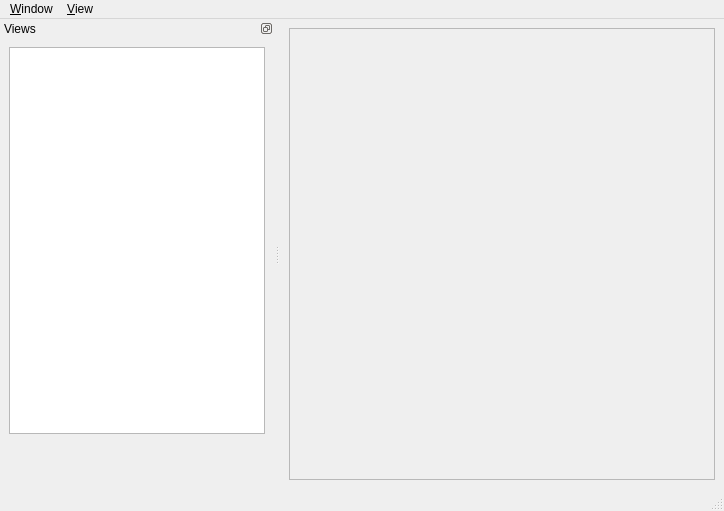
Above: subarchitectures/visualization.sa/branches/post-review-yr2-11535/src/c++/core/qtui/design/castor.ui from marc-hanheide/cogx before the change. Below: the same form after it.
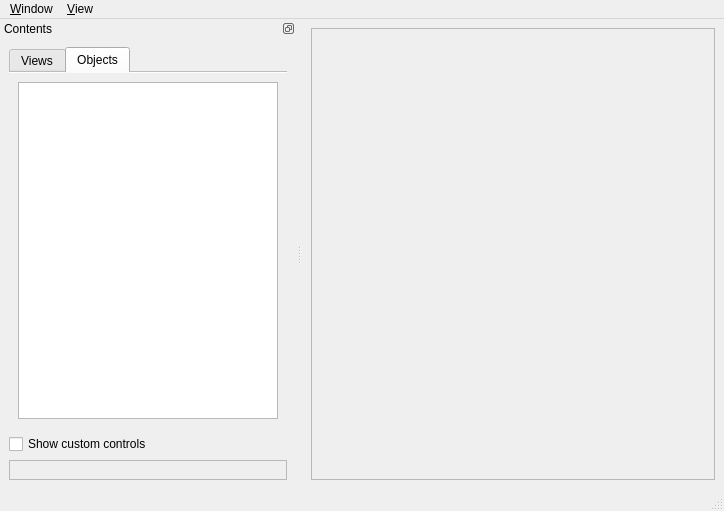
That is the form after the change. The open tabs and pages were chosen to show the change. Custom widgets are drawn as their Qt base class.

Patch:
```diff
--- a/subarchitectures/visualization.sa/branches/post-review-yr2-11535/src/c++/core/qtui/design/castor.ui
+++ b/subarchitectures/visualization.sa/branches/post-review-yr2-11535/src/c++/core/qtui/design/castor.ui
@@ -76,31 +76,116 @@
     <set>QDockWidget::DockWidgetFloatable|QDockWidget::DockWidgetMovable</set>
    </property>
    <property name="windowTitle">
-    <string>Views</string>
+    <string>Contents</string>
    </property>
    <attribute name="dockWidgetArea">
     <number>1</number>
    </attribute>
    <widget class="QWidget" name="dockWidgetContents">
-    <layout class="QVBoxLayout" name="verticalLayout_3">
+    <layout class="QVBoxLayout" name="verticalLayout_6">
      <item>
-      <widget class="QListWidget" name="listWidget">
+      <widget class="QTabWidget" name="tabWidget">
+       <property name="sizePolicy">
+        <sizepolicy hsizetype="Expanding" vsizetype="Expanding">
+         <horstretch>0</horstretch>
+         <verstretch>1</verstretch>
+        </sizepolicy>
+       </property>
        <property name="minimumSize">
         <size>
-         <width>80</width>
-         <height>0</height>
+         <width>0</width>
+         <height>120</height>
         </size>
+       </property>
+       <property name="toolTip">
+        <string/>
+       </property>
+       <property name="tabPosition">
+        <enum>QTabWidget::North</enum>
+       </property>
+       <property name="tabShape">
+        <enum>QTabWidget::Rounded</enum>
+       </property>
+       <property name="currentIndex">
+        <number>0</number>
+       </property>
+       <property name="usesScrollButtons">
+        <bool>true</bool>
+       </property>
+       <property name="documentMode">
+        <bool>true</bool>
+       </property>
+       <widget class="QWidget" name="tabViews">
+        <attribute name="title">
+         <string>Views</string>
+        </attribute>
+        <attribute name="toolTip">
+         <string>List of views</string>
+        </attribute>
+        <layout class="QVBoxLayout" name="verticalLayout_4">
+         <item>
+          <widget class="QListWidget" name="listWidget">
+           <property name="minimumSize">
+            <size>
+             <width>80</width>
+             <height>0</height>
+            </size>
+           </property>
+          </widget>
+         </item>
+        </layout>
+       </widget>
+       <widget class="QWidget" name="tabObjects">
+        <attribute name="title">
+         <string>Objects</string>
+        </attribute>
+        <attribute name="toolTip">
+         <string>Objects in current view</string>
+        </attribute>
+        <layout class="QVBoxLayout" name="verticalLayout_3">
+         <item>
+          <widget class="QTreeWidget" name="treeObjects">
+           <attribute name="headerVisible">
+            <bool>false</bool>
+           </attribute>
+           <column>
+            <property name="text">
+             <string notr="true">1</string>
+            </property>
+           </column>
+          </widget>
+         </item>
+        </layout>
+       </widget>
+      </widget>
+     </item>
+     <item>
+      <widget class="QCheckBox" name="ckCustomControls">
+       <property name="text">
+        <string>Show custom controls</string>
        </property>
       </widget>
      </item>
      <item>
       <widget class="QCustomGuiPanel" name="wgCustomGui">
+       <property name="sizePolicy">
+        <sizepolicy hsizetype="Preferred" vsizetype="Minimum">
+         <horstretch>0</horstretch>
+         <verstretch>0</verstretch>
+        </sizepolicy>
+       </property>
        <property name="minimumSize">
         <size>
          <width>0</width>
-         <height>40</height>
+         <height>20</height>
         </size>
        </property>
+       <property name="frameShape">
+        <enum>QFrame::StyledPanel</enum>
+       </property>
+       <property name="frameShadow">
+        <enum>QFrame::Sunken</enum>
+       </property>
       </widget>
      </item>
     </layout>
```
Left out of the diff: 30 changed lines with no effect on the pictures.
